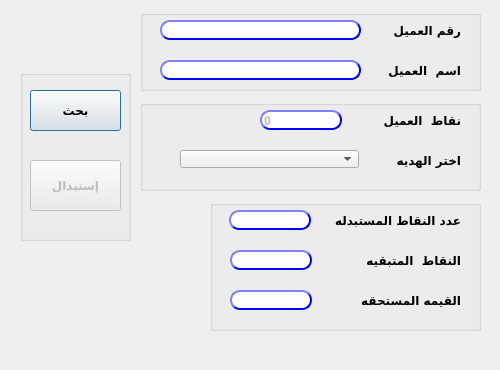
Before: the Qt Designer form presentation/loyalty_ui/redeemGift.ui in shymaa123456/HyperPOS2020, drawn with Qt 5.
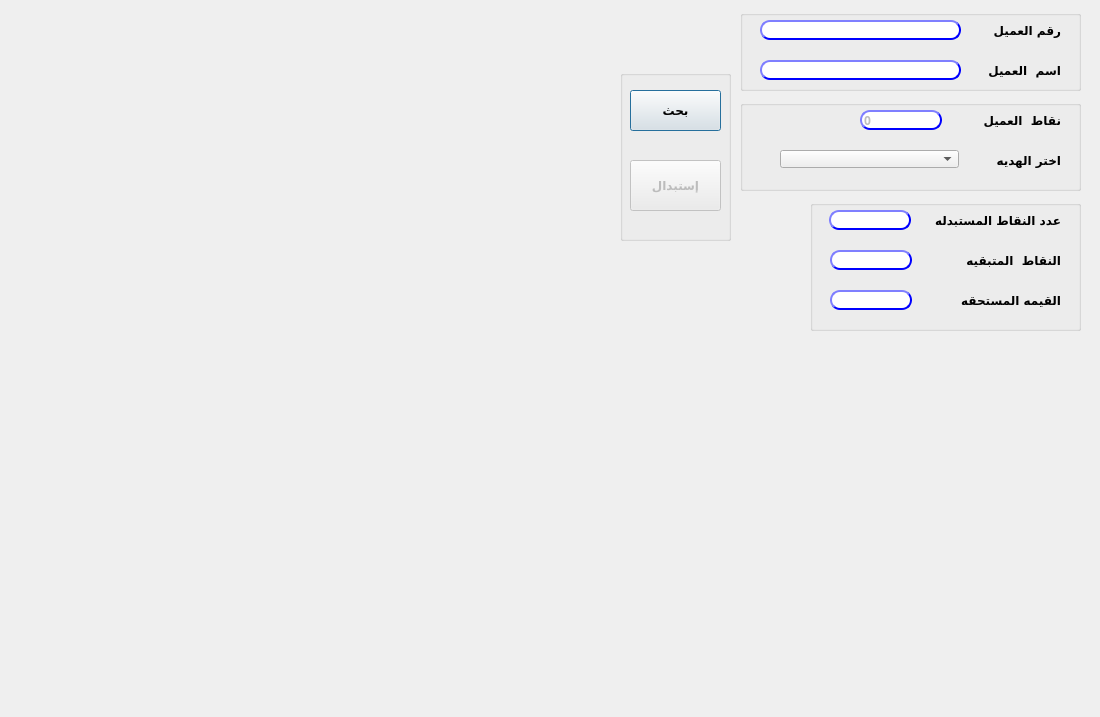
After: the same form once the commit is applied.

The edit to the form file:
```diff
--- a/presentation/loyalty_ui/redeemGift.ui
+++ b/presentation/loyalty_ui/redeemGift.ui
@@ -6,20 +6,20 @@
    <rect>
     <x>0</x>
     <y>0</y>
-    <width>500</width>
-    <height>370</height>
+    <width>1100</width>
+    <height>717</height>
    </rect>
   </property>
   <property name="minimumSize">
    <size>
-    <width>500</width>
-    <height>370</height>
+    <width>1100</width>
+    <height>717</height>
    </size>
   </property>
   <property name="maximumSize">
    <size>
-    <width>500</width>
-    <height>370</height>
+    <width>1100</width>
+    <height>717</height>
    </size>
   </property>
   <property name="windowTitle">
@@ -31,7 +31,7 @@
    </property>
    <property name="geometry">
     <rect>
-     <x>30</x>
+     <x>630</x>
      <y>90</y>
      <width>91</width>
      <height>41</height>
@@ -58,7 +58,7 @@
    </property>
    <property name="geometry">
     <rect>
-     <x>30</x>
+     <x>630</x>
      <y>160</y>
      <width>91</width>
      <height>51</height>
@@ -83,7 +83,7 @@
   <widget class="QGroupBox" name="groupBox">
    <property name="geometry">
     <rect>
-     <x>20</x>
+     <x>620</x>
      <y>70</y>
      <width>111</width>
      <height>171</height>
@@ -104,7 +104,7 @@
   <widget class="QGroupBox" name="groupBox_2">
    <property name="geometry">
     <rect>
-     <x>140</x>
+     <x>740</x>
      <y>10</y>
      <width>341</width>
      <height>81</height>
@@ -258,7 +258,7 @@
   <widget class="QGroupBox" name="groupBox_3">
    <property name="geometry">
     <rect>
-     <x>140</x>
+     <x>740</x>
      <y>100</y>
      <width>341</width>
      <height>91</height>
@@ -387,7 +387,7 @@
   <widget class="QGroupBox" name="groupBox_4">
    <property name="geometry">
     <rect>
-     <x>210</x>
+     <x>810</x>
      <y>200</y>
      <width>271</width>
      <height>131</height>
```
Left out of the diff: 3 changed lines with no effect on the pictures.
